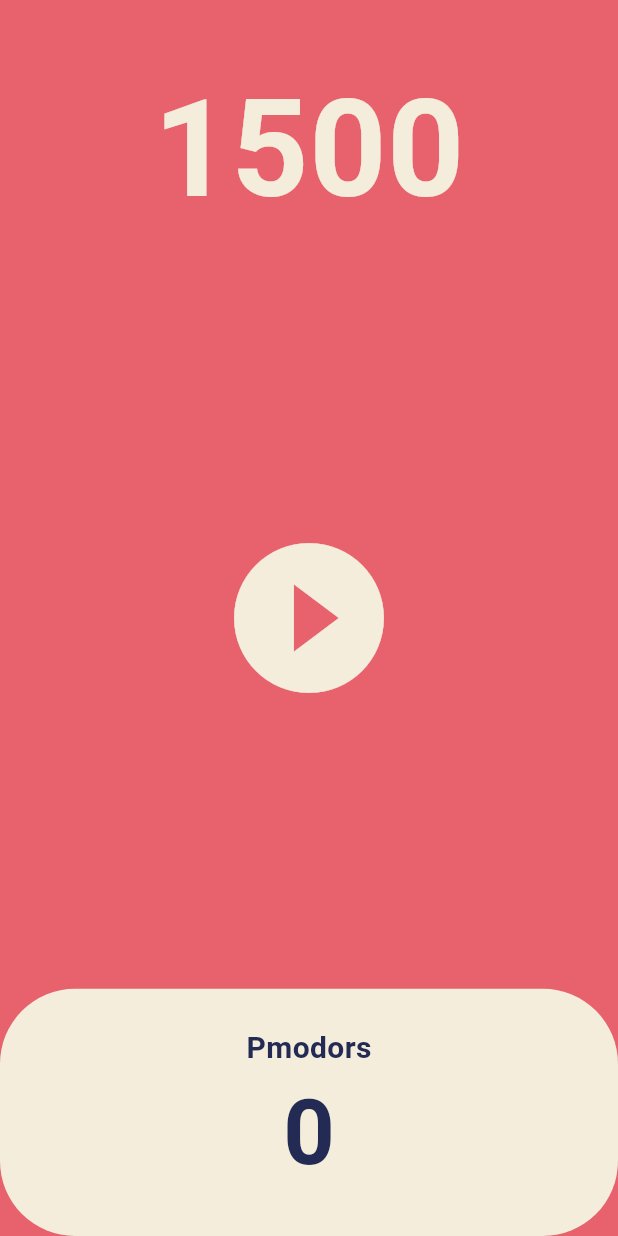
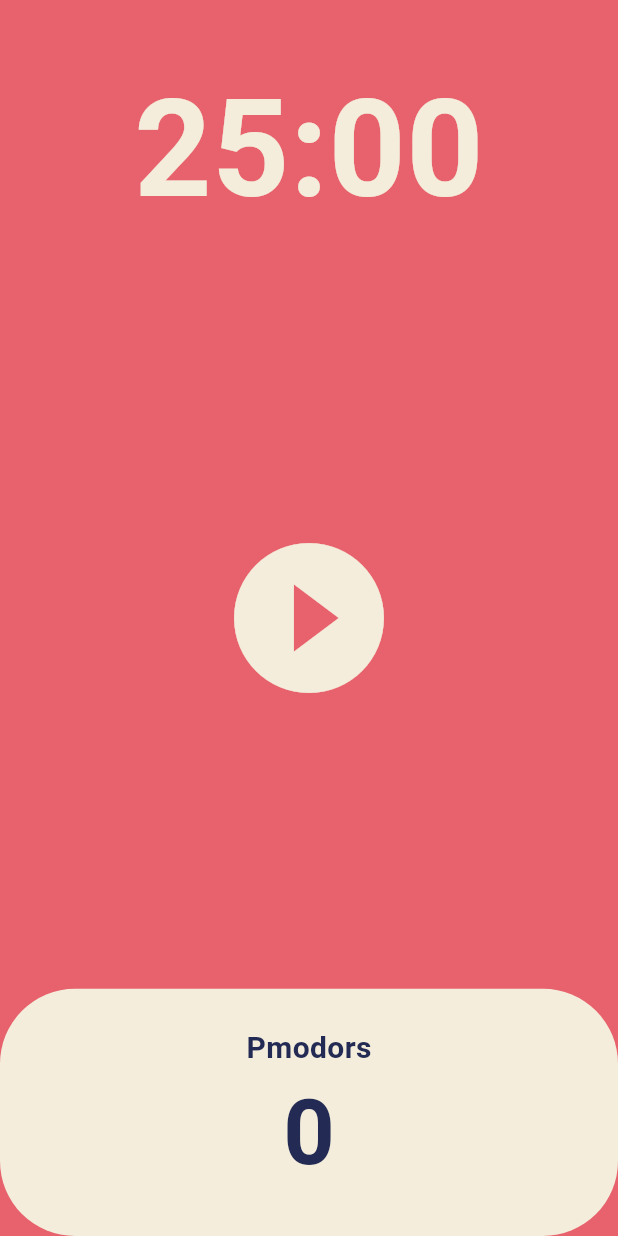
Before and after one commit to ge5rg2/toonflix, a Flutter app: the screen it shows after launch, on a phone screen of 412 x 824 dp. Run offline on Flutter 3.47's test engine with Material 3 defaults, Android fonts, the phone set to English and light mode, and no system bars; missing offline and left inert: dart:ffi.

```diff
--- a/lib/screens/home_screen.dart
+++ b/lib/screens/home_screen.dart
@@ -13,12 +13,20 @@ class HomeScreen extends StatefulWidget {
 }
 
 class _HomeScreenState extends State<HomeScreen> {
-  int totalSeconds = 1500;
+  static const defaultMinutes = 25;
+  int totalMinutes = defaultMinutes;
+  int totalSeconds = defaultMinutes * 60;
+  bool isRunning = false;
+  int pmodors = 0;
   late Timer timer;
 
   void onTick(Timer timer) {
     setState(() {
       totalSeconds = totalSeconds - 1;
+      if (totalSeconds == 0) {
+        pmodors = pmodors + 1;
+        onStopPressed();
+      }
     });
   }
 
@@ -27,6 +35,29 @@ class _HomeScreenState extends State<HomeScreen> {
       const Duration(seconds: 1),
       onTick,
     );
+    setState(() {
+      isRunning = true;
+    });
+  }
+
+  void onPausePressed() {
+    timer.cancel();
+    setState(() {
+      isRunning = false;
+    });
+  }
+
+  void onStopPressed() {
+    timer.cancel();
+    setState(() {
+      isRunning = false;
+      totalSeconds = totalMinutes * 60;
+    });
+  }
+
+  String format(int seconds) {
+    var duration = Duration(seconds: seconds);
+    return duration.toString().substring(2, 7);
   }
 
   @override
@@ -40,7 +71,7 @@ class _HomeScreenState extends State<HomeScreen> {
             child: Container(
               alignment: Alignment.bottomCenter,
               child: Text(
-                '$totalSeconds',
+                format(totalSeconds),
                 style: TextStyle(
                   color: Theme.of(context).cardColor,
                   fontSize: 90,
@@ -52,13 +83,29 @@ class _HomeScreenState extends State<HomeScreen> {
           Flexible(
             flex: 3,
             child: Center(
-              child: IconButton(
-                iconSize: 120,
-                color: Theme.of(context).cardColor,
-                onPressed: onStartPressed,
-                icon: const Icon(
-                  Icons.play_circle_fill_outlined,
-                ),
+              child: Row(
+                mainAxisAlignment: MainAxisAlignment.center,
+                children: [
+                  IconButton(
+                    iconSize: 120,
+                    color: Theme.of(context).cardColor,
+                    onPressed: isRunning ? onPausePressed : onStartPressed,
+                    icon: Icon(
+                      isRunning
+                          ? Icons.pause_circle_outline_outlined
+                          : Icons.play_circle_fill_outlined,
+                    ),
+                  ),
+                  Visibility(
+                    visible: isRunning || totalSeconds != totalMinutes * 60,
+                    child: IconButton(
+                      iconSize: 120,
+                      color: Theme.of(context).cardColor,
+                      onPressed: onStopPressed,
+                      icon: const Icon(Icons.stop_circle_outlined),
+                    ),
+                  ),
+                ],
               ),
             ),
           ),
@@ -85,7 +132,7 @@ class _HomeScreenState extends State<HomeScreen> {
                           ),
                         ),
                         Text(
-                          "0",
+                          '$pmodors',
                           style: TextStyle(
                             fontSize: 60,
                             fontWeight: FontWeight.w600,
```
